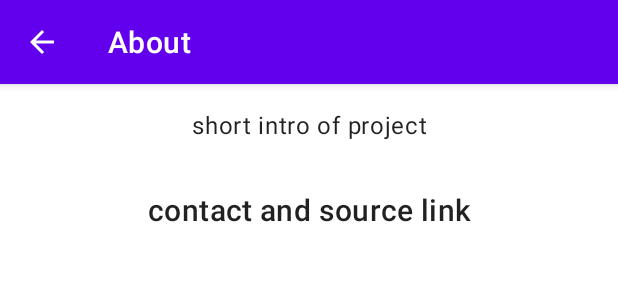
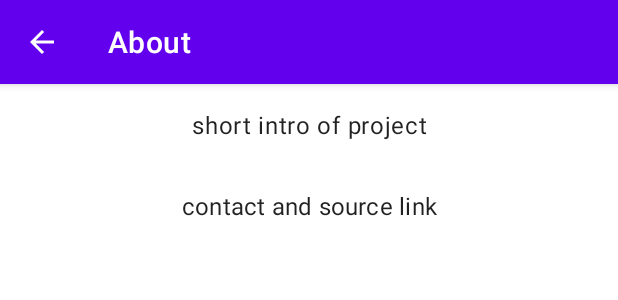
Before and after one commit to amritoo/corona-info, an Android app: the layout activity_about.xml on its own in the app's theme, with its tools: preview values and no code run, on a phone screen of 412 x 824 dp. Shown: the top 300 px of the screen. Run offline under Robolectric (Android 15) with nearby library versions, the light colour scheme and no system bars.

Commit message:
Fix about activity

```diff
--- a/app/src/main/java/app/coronainfo/coronainfo/AboutActivity.java
+++ b/app/src/main/java/app/coronainfo/coronainfo/ui/AboutActivity.java
@@ -1,4 +1,4 @@
-package app.coronainfo.coronainfo;
+package app.coronainfo.coronainfo.ui;
 
 import android.os.Bundle;
 import android.view.View;
@@ -6,6 +6,8 @@ import android.view.View;
 import androidx.appcompat.app.AppCompatActivity;
 
 import com.google.android.material.appbar.MaterialToolbar;
+
+import app.coronainfo.coronainfo.R;
 
 public class AboutActivity extends AppCompatActivity {
 
--- a/app/src/main/res/layout/activity_about.xml
+++ b/app/src/main/res/layout/activity_about.xml
@@ -5,7 +5,7 @@
     android:layout_width="match_parent"
     android:layout_height="match_parent"
     android:orientation="vertical"
-    tools:context=".AboutActivity">
+    tools:context=".ui.AboutActivity">
 
     <!--  Toolbar  -->
     <com.google.android.material.appbar.AppBarLayout
@@ -28,6 +28,7 @@
         <LinearLayout
             android:layout_width="match_parent"
             android:layout_height="wrap_content"
+            android:layout_marginHorizontal="@dimen/activity_horizontal_margin"
             android:orientation="vertical">
 
             <!--  About this project  -->
@@ -43,9 +44,10 @@
                 android:layout_width="match_parent"
                 android:layout_height="wrap_content"
                 android:layout_marginTop="@dimen/activity_vertical_margin"
+                android:layout_marginBottom="@dimen/margin_vertical_large"
                 android:gravity="center"
                 android:text="@string/about_contact"
-                android:textAppearance="@style/TextAppearance.MaterialComponents.Headline6" />
+                android:textAppearance="@style/TextAppearance.MaterialComponents.Subtitle1" />
         </LinearLayout>
 
     </ScrollView>
```
